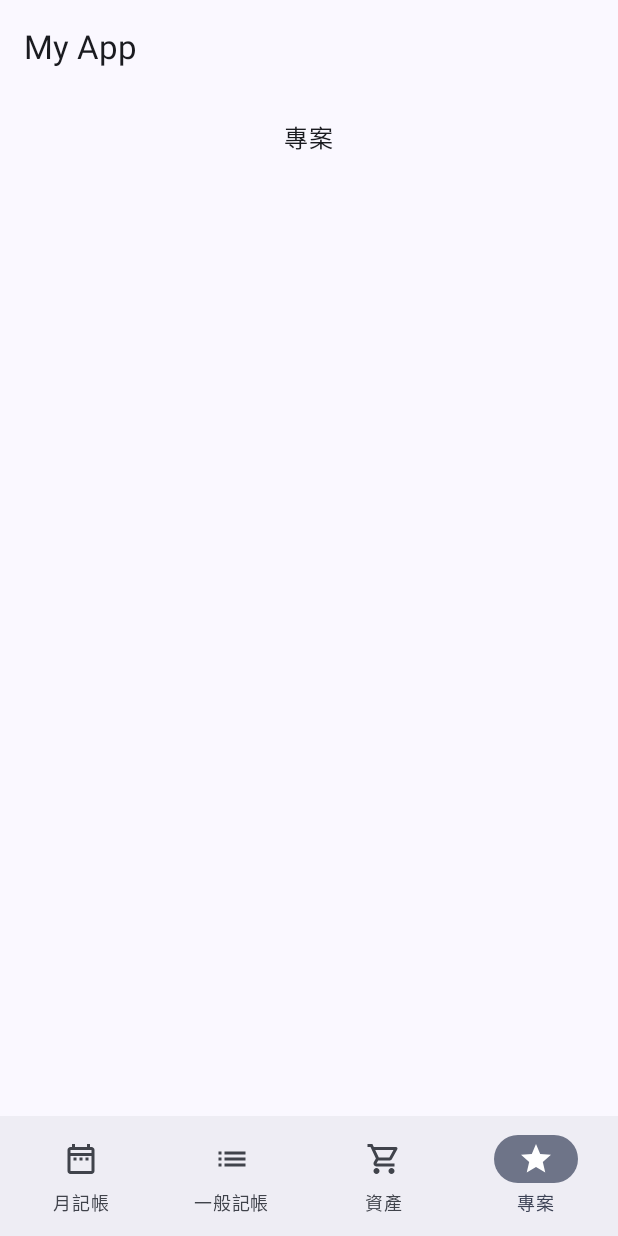
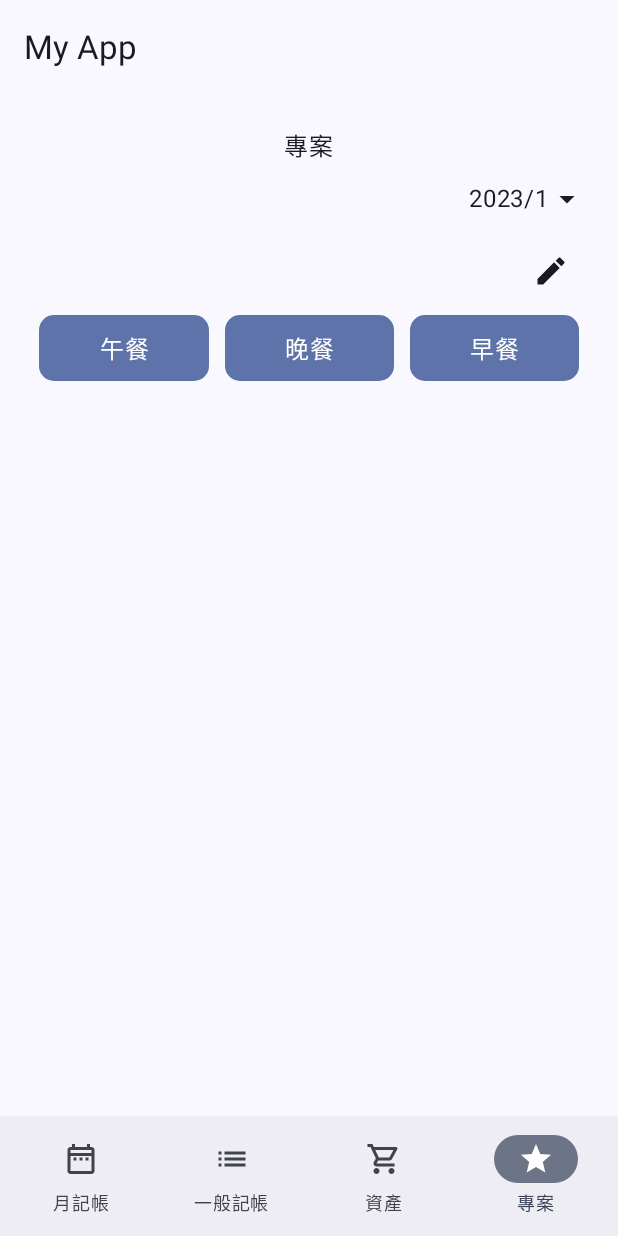
Before and after one commit to kikiouo201/FullMoonMoney, an Android app built with Jetpack Compose: the screen it shows after launch (MainActivity), item 4 of the bottom bar chosen, on a phone screen of 412 x 824 dp. Run offline under Robolectric (Android 15) with nearby library versions, the light colour scheme and no system bars.

Commit message:
Add the project UI

```diff
--- a/app/src/main/java/com/example/fullmoonmoney/ui/generalAccounting/GeneralAccounting.kt
+++ b/app/src/main/java/com/example/fullmoonmoney/ui/generalAccounting/GeneralAccounting.kt
@@ -207,7 +207,7 @@ fun AddItemDialog(
 
 @Preview(showBackground = true)
 @Composable
-fun GreetingPreview() {
+fun GeneralAccountingPreview() {
     FullMoonMoneyTheme {
         GeneralAccounting()
     }
--- a/app/src/main/java/com/example/fullmoonmoney/ui/home/Home.kt
+++ b/app/src/main/java/com/example/fullmoonmoney/ui/home/Home.kt
@@ -27,6 +27,7 @@ import androidx.lifecycle.viewmodel.compose.viewModel
 import com.example.fullmoonmoney.R
 import com.example.fullmoonmoney.ui.generalAccounting.GeneralAccounting
 import com.example.fullmoonmoney.ui.monthlyAccounting.MonthlyAccounting
+import com.example.fullmoonmoney.ui.project.Project
 import com.example.fullmoonmoney.ui.theme.FullMoonMoneyTheme
 
 // 首頁
@@ -80,11 +81,7 @@ fun Home(
                     style = MaterialTheme.typography.bodyLarge
                 )
 
-                HomeCategory.Project -> Text(
-                    text = stringResource(R.string.project),
-                    modifier = Modifier.align(Alignment.CenterHorizontally),
-                    style = MaterialTheme.typography.bodyLarge
-                )
+                HomeCategory.Project -> Project()
             }
         }
     }
--- /dev/null
+++ b/app/src/main/java/com/example/fullmoonmoney/ui/project/Project.kt
@@ -0,0 +1,153 @@
+package com.example.fullmoonmoney.ui.project
+
+import androidx.compose.foundation.background
+import androidx.compose.foundation.layout.Column
+import androidx.compose.foundation.layout.Row
+import androidx.compose.foundation.layout.fillMaxSize
+import androidx.compose.foundation.layout.fillMaxWidth
+import androidx.compose.foundation.layout.heightIn
+import androidx.compose.foundation.layout.padding
+import androidx.compose.foundation.lazy.grid.GridCells
+import androidx.compose.foundation.lazy.grid.LazyVerticalGrid
+import androidx.compose.foundation.shape.RoundedCornerShape
+import androidx.compose.material.icons.Icons
+import androidx.compose.material.icons.filled.Create
+import androidx.compose.material3.AlertDialog
+import androidx.compose.material3.Icon
+import androidx.compose.material3.IconButton
+import androidx.compose.material3.MaterialTheme
+import androidx.compose.material3.OutlinedTextField
+import androidx.compose.material3.Text
+import androidx.compose.material3.TextButton
+import androidx.compose.runtime.Composable
+import androidx.compose.runtime.getValue
+import androidx.compose.runtime.mutableStateOf
+import androidx.compose.runtime.remember
+import androidx.compose.runtime.setValue
+import androidx.compose.ui.Alignment
+import androidx.compose.ui.Modifier
+import androidx.compose.ui.draw.clip
+import androidx.compose.ui.graphics.Color
+import androidx.compose.ui.res.stringResource
+import androidx.compose.ui.text.font.FontWeight
+import androidx.compose.ui.text.style.TextAlign
+import androidx.compose.ui.text.style.TextOverflow
+import androidx.compose.ui.tooling.preview.Preview
+import androidx.compose.ui.unit.dp
+import androidx.lifecycle.viewmodel.compose.viewModel
+import com.example.fullmoonmoney.R
+import com.example.fullmoonmoney.ui.datePicker.MonthDropdownMenu
+import com.example.fullmoonmoney.ui.theme.FullMoonMoneyTheme
+
+@Composable
+fun Project(viewModel: ProjectViewModel = viewModel()) {
+    val dataList by remember { mutableStateOf(viewModel.dataList) }
+    var isAddFixedItemDialog by remember { mutableStateOf(false) }
+
+    Column(
+        Modifier
+            .fillMaxSize()
+            .padding(5.dp)
+    ) {
+        Text(
+            text = stringResource(R.string.project),
+            modifier = Modifier.align(Alignment.CenterHorizontally),
+            style = MaterialTheme.typography.bodyLarge
+        )
+        Column(
+            modifier = Modifier.fillMaxWidth(),
+            horizontalAlignment = Alignment.End
+        ) {
+            MonthDropdownMenu(viewModel.selectedDate.value) {
+                viewModel.setCurrentStatus(it)
+            }
+            IconButton(onClick = { isAddFixedItemDialog = true }) {
+                Icon(
+                    imageVector = Icons.Filled.Create,
+                    contentDescription = "create"
+                )
+            }
+        }
+        LazyVerticalGrid(
+            modifier = Modifier.heightIn(max = 700.dp),
+            columns = GridCells.Fixed(3)
+        ) {
+            dataList.value.forEach {
+                item {
+                    Text(
+                        text = it,
+                        color = Color.White,
+                        modifier = Modifier
+                            .padding(5.dp)
+                            .clip(RoundedCornerShape(10.dp))
+                            .background(MaterialTheme.colorScheme.primaryContainer)
+                            .padding(10.dp),
+                        overflow = TextOverflow.Ellipsis,
+                        maxLines = 1,
+                        textAlign = TextAlign.Center
+                    )
+                }
+            }
+        }
+
+        if (isAddFixedItemDialog) {
+            AddItemDialog(
+                onAdd = {
+                    isAddFixedItemDialog = false
+                    viewModel.setCurrentTableData(it)
+                },
+                onCancel = { isAddFixedItemDialog = false }
+            )
+        }
+    }
+}
+
+@Composable
+fun AddItemDialog(
+    onAdd: (String) -> Unit,
+    onCancel: () -> Unit
+) {
+    var itemValue by remember { mutableStateOf("") }
+
+    AlertDialog(
+        onDismissRequest = { onCancel() },
+        title = { Text(text = stringResource(R.string.add_item)) },
+        text = {
+            Column(modifier = Modifier.padding(5.dp)) {
+                Row(
+                    modifier = Modifier.padding(vertical = 5.dp),
+                    verticalAlignment = Alignment.CenterVertically
+                ) {
+                    Text(
+                        text = "${stringResource(R.string.item)} : ",
+                        style = MaterialTheme.typography.bodyLarge,
+                        fontWeight = FontWeight.Bold
+                    )
+                    OutlinedTextField(
+                        value = itemValue,
+                        onValueChange = { itemValue = it },
+                        modifier = Modifier.padding(5.dp)
+                    )
+                }
+            }
+        },
+        confirmButton = {
+            TextButton(onClick = { onAdd(itemValue) }) {
+                Text(stringResource(R.string.ok))
+            }
+        },
+        dismissButton = {
+            TextButton(onClick = { onCancel() }) {
+                Text(stringResource(R.string.cancel))
+            }
+        }
+    )
+}
+
+@Preview(showBackground = true)
+@Composable
+fun ProjectPreview() {
+    FullMoonMoneyTheme {
+        Project()
+    }
+}
--- /dev/null
+++ b/app/src/main/java/com/example/fullmoonmoney/ui/project/ProjectViewModel.kt
@@ -0,0 +1,28 @@
+package com.example.fullmoonmoney.ui.project
+
+import androidx.compose.runtime.mutableStateOf
+import androidx.lifecycle.ViewModel
+
+class ProjectViewModel : ViewModel() {
+
+    val dataList = mutableStateOf(listOf<String>())
+    var selectedDate = mutableStateOf(Pair(2023, 1))
+
+    init {
+        dataList.value = listOf("午餐", "晚餐", "早餐")
+    }
+
+    fun setCurrentStatus(date: Pair<Int, Int>) {
+        selectedDate.value = date
+        mutableListOf(dataList.value)
+    }
+
+    fun setCurrentTableData(data: String) {
+        dataList.value.let {
+            val detailList = mutableListOf<String>()
+            detailList.addAll(dataList.value)
+            detailList.add(data)
+            dataList.value = detailList
+        }
+    }
+}
```
Also changed, not shown: app/src/main/java/com/example/fullmoonmoney/ui/generalAccounting/GeneralAccountingViewModel.kt (+3 -5 lines).
